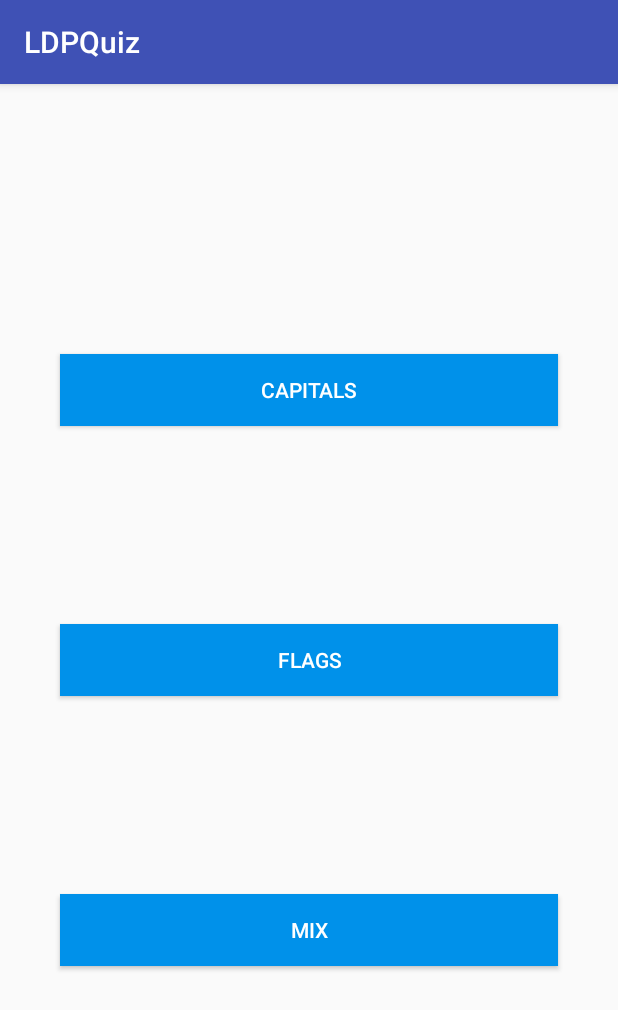
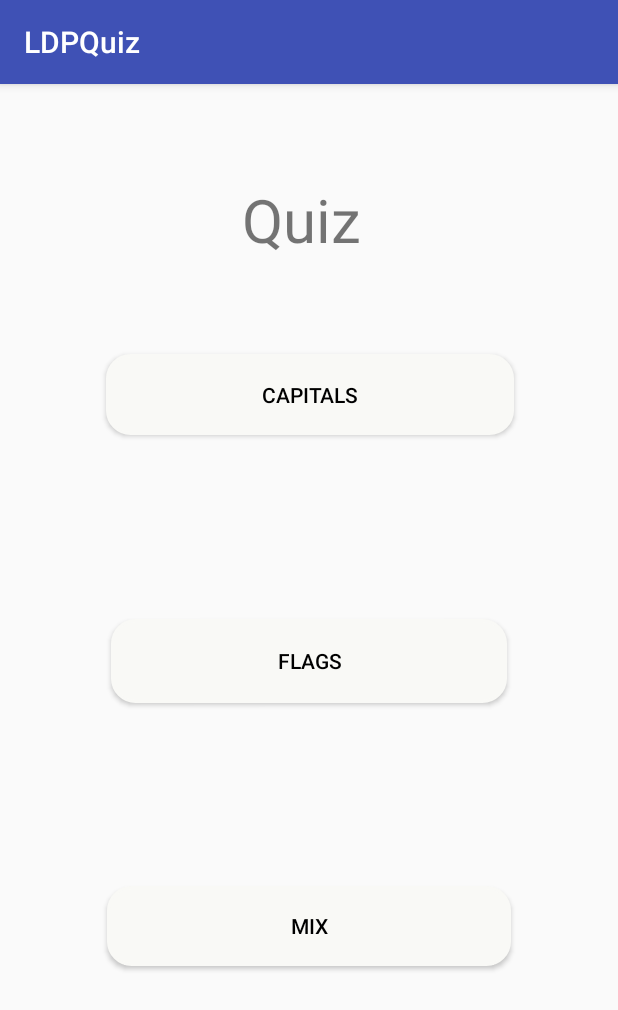
Before and after one commit to tomasvcaldas/URJC-LDM-T1, an Android app: the MenuActivity screen opened directly, with no data from a screen before it, on a phone screen of 412 x 824 dp. Shown: the top 1010 px of the screen. Run offline under Robolectric (Android 15) with nearby library versions, the light colour scheme and no system bars.

Commit message:
End Game Activity
Missing: Game Over, Flag Questions, Random Answers, Mix Game

```diff
--- a/app/src/main/java/urjc/ldpquiz/EndGameActivity.java
+++ b/app/src/main/java/urjc/ldpquiz/EndGameActivity.java
@@ -1,13 +1,20 @@
 package urjc.ldpquiz;
 
 import android.os.Bundle;
-import android.support.annotation.Nullable;
 import android.support.v7.app.AppCompatActivity;
+import android.util.Log;
+import android.widget.TextView;
 
 public class EndGameActivity extends AppCompatActivity {
+
+    private TextView score;
+
     @Override
-    protected void onCreate(@Nullable Bundle savedInstanceState) {
+    protected void onCreate(Bundle savedInstanceState) {
         super.onCreate(savedInstanceState);
         setContentView(R.layout.end_game);
+
+        score = (TextView) findViewById(R.id.score);
+        score.setText(Integer.toString(getIntent().getIntExtra("score",0)));
     }
 }
--- a/app/src/main/java/urjc/ldpquiz/MenuActivity.java
+++ b/app/src/main/java/urjc/ldpquiz/MenuActivity.java
@@ -16,7 +16,7 @@
     private Button mixGame;
 
     @Override
-    protected void onCreate(@Nullable Bundle savedInstanceState) {
+    protected void onCreate(Bundle savedInstanceState) {
         super.onCreate(savedInstanceState);
         setContentView(R.layout.menu_quiz);
 
--- a/app/src/main/java/urjc/ldpquiz/QuizActivity.java
+++ b/app/src/main/java/urjc/ldpquiz/QuizActivity.java
@@ -74,6 +74,7 @@
             if(questionsAndAnswes.endOfGame()){
                 Toast.makeText(QuizActivity.this,"End Of Game",Toast.LENGTH_SHORT).show();
                 Intent intent = new Intent(QuizActivity.this, EndGameActivity.class);
+                intent.putExtra("score", score);
                 startActivity(intent);
                 finish();
             }
--- /dev/null
+++ b/app/src/main/res/drawable/button_bg_rounded_corners.xml
@@ -0,0 +1,11 @@
+<?xml version="1.0" encoding="utf-8"?>
+<selector xmlns:android="http://schemas.android.com/apk/res/android">
+    <item>
+        <shape android:shape="rectangle">
+            <solid android:color="#F9F9F6"/>
+            <stroke android:color="#F9F9F6" android:width="2dp" />
+            <!--corners allow us to make the rounded corners button-->
+            <corners android:radius="15dp" />
+        </shape>
+    </item>
+</selector>
--- a/app/src/main/res/layout/end_game.xml
+++ b/app/src/main/res/layout/end_game.xml
@@ -13,24 +13,23 @@
         android:layout_marginBottom="50dp"
         android:text="End Game"
         android:textSize="40sp"
-        app:layout_constraintBottom_toTopOf="@+id/textView2"
+        app:layout_constraintBottom_toTopOf="@+id/score"
         app:layout_constraintEnd_toEndOf="parent"
         app:layout_constraintStart_toStartOf="parent" />
 
     <TextView
-        android:id="@+id/textView2"
+        android:id="@+id/score"
         android:layout_width="wrap_content"
         android:layout_height="wrap_content"
         android:layout_marginBottom="46dp"
-        android:text="0"
         android:textSize="30sp"
-        app:layout_constraintBottom_toTopOf="@+id/capitals2"
+        app:layout_constraintBottom_toTopOf="@+id/menu"
         app:layout_constraintEnd_toEndOf="parent"
         app:layout_constraintHorizontal_bias="0.5"
         app:layout_constraintStart_toStartOf="parent" />
 
     <Button
-        android:id="@+id/capitals2"
+        android:id="@+id/menu"
         android:layout_width="0dp"
         android:layout_height="wrap_content"
         android:layout_marginEnd="40dp"
--- a/app/src/main/res/layout/menu_quiz.xml
+++ b/app/src/main/res/layout/menu_quiz.xml
@@ -9,36 +9,35 @@
 
     <Button
         android:id="@+id/mix"
-        android:layout_width="0dp"
-        android:layout_height="wrap_content"
+        android:layout_width="269dp"
+        android:layout_height="53dp"
         android:layout_marginBottom="180dp"
         android:layout_marginEnd="40dp"
         android:layout_marginLeft="40dp"
         android:layout_marginRight="40dp"
         android:layout_marginStart="40dp"
-        android:background="#0091EA"
-        android:padding="8dp"
+        android:background="@drawable/button_bg_rounded_corners"
+        android:padding="10dp"
         android:text="MIX"
-        android:textColor="#fff"
+        android:textColor="#000000"
         app:layout_constraintBottom_toBottomOf="parent"
         app:layout_constraintEnd_toEndOf="parent"
-        app:layout_constraintHorizontal_bias="1.0"
         app:layout_constraintStart_toStartOf="parent"
         app:layout_constraintTop_toTopOf="parent"
         app:layout_constraintVertical_bias="1.0" />
 
     <Button
         android:id="@+id/flags"
-        android:layout_width="0dp"
-        android:layout_height="wrap_content"
+        android:layout_width="264dp"
+        android:layout_height="56dp"
         android:layout_marginEnd="40dp"
         android:layout_marginLeft="40dp"
         android:layout_marginRight="40dp"
         android:layout_marginStart="40dp"
-        android:background="#0091EA"
-        android:padding="8dp"
+        android:background="@drawable/button_bg_rounded_corners"
+        android:padding="10dp"
         android:text="FLAGS"
-        android:textColor="#fff"
+        android:textColor="#000000"
         app:layout_constraintBottom_toTopOf="@+id/mix"
         app:layout_constraintEnd_toEndOf="parent"
         app:layout_constraintHorizontal_bias="0.5"
@@ -47,19 +46,31 @@
 
     <Button
         android:id="@+id/capitals"
-        android:layout_width="0dp"
-        android:layout_height="wrap_content"
+        android:layout_width="272dp"
+        android:layout_height="54dp"
         android:layout_marginEnd="40dp"
         android:layout_marginLeft="40dp"
         android:layout_marginRight="40dp"
         android:layout_marginStart="40dp"
         android:layout_marginTop="180dp"
-        android:background="#0091EA"
-        android:padding="8dp"
+        android:background="@drawable/button_bg_rounded_corners"
+        android:padding="10dp"
         android:text="Capitals"
-        android:textColor="#fff"
+        android:textColor="#000000"
         app:layout_constraintEnd_toEndOf="parent"
-        app:layout_constraintHorizontal_bias="1.0"
+        app:layout_constraintHorizontal_bias="0.514"
+        app:layout_constraintStart_toStartOf="parent"
+        app:layout_constraintTop_toTopOf="parent" />
+
+    <TextView
+        android:id="@+id/title"
+        android:layout_width="wrap_content"
+        android:layout_height="wrap_content"
+        android:text="Quiz "
+        android:textSize="40sp"
+        app:layout_constraintBottom_toTopOf="@+id/capitals"
+        app:layout_constraintEnd_toEndOf="parent"
+        app:layout_constraintHorizontal_bias="0.5"
         app:layout_constraintStart_toStartOf="parent"
         app:layout_constraintTop_toTopOf="parent" />
 </android.support.constraint.ConstraintLayout>
```
